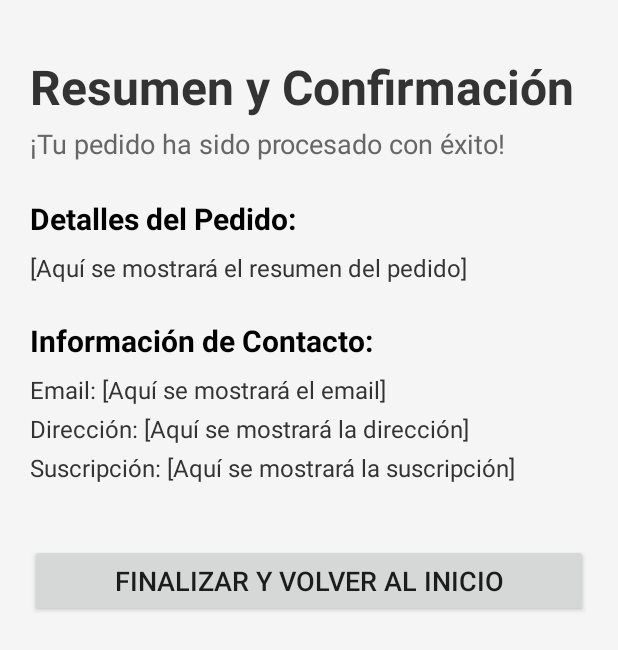
After one commit to MiguelPastor2612/PDM_TAREAS, an Android app built with Jetpack Compose: the layout activity_summary.xml on its own in the app's theme, with its tools: preview values and no code run, on a phone screen of 412 x 824 dp. The commit adds this screen. Shown: the top 650 px of the screen. Run offline under Robolectric (Android 15) with nearby library versions, the phone set to English and light mode, and no system bars.

Commit message:
Tarea 2 PDM - Formularios completos con diseño mejorado

```diff
--- a/Tarea2PDM/app/src/main/AndroidManifest.xml
+++ b/Tarea2PDM/app/src/main/AndroidManifest.xml
@@ -22,6 +22,9 @@
                 <category android:name="android.intent.category.LAUNCHER" />
             </intent-filter>
         </activity>
+
+        <activity android:name=".SecondaryActivity" />
+        <activity android:name=".SummaryActivity" />
     </application>
 
 </manifest>
--- /dev/null
+++ b/Tarea2PDM/app/src/main/res/layout/activity_summary.xml
@@ -0,0 +1,132 @@
+<?xml version="1.0" encoding="utf-8"?>
+<ScrollView xmlns:android="http://schemas.android.com/apk/res/android"
+    xmlns:app="http://schemas.android.com/apk/res-auto"
+    xmlns:tools="http://schemas.android.com/tools"
+    android:layout_width="match_parent"
+    android:layout_height="match_parent"
+    android:background="#F5F5F5"
+    tools:context=".SummaryActivity">
+
+    <androidx.constraintlayout.widget.ConstraintLayout
+        android:layout_width="match_parent"
+        android:layout_height="wrap_content"
+        android:padding="20dp">
+
+        <!-- Título Principal -->
+        <TextView
+            android:id="@+id/title_summary"
+            android:layout_width="0dp"
+            android:layout_height="wrap_content"
+            android:text="Resumen y Confirmación"
+            android:textSize="32sp"
+            android:textStyle="bold"
+            android:textColor="#333333"
+            android:layout_marginTop="16dp"
+            app:layout_constraintTop_toTopOf="parent"
+            app:layout_constraintStart_toStartOf="parent"
+            app:layout_constraintEnd_toEndOf="parent" />
+
+        <TextView
+            android:id="@+id/subtitle_summary"
+            android:layout_width="0dp"
+            android:layout_height="wrap_content"
+            android:text="¡Tu pedido ha sido procesado con éxito!"
+            android:textSize="18sp"
+            android:textColor="#666666"
+            android:layout_marginTop="4dp"
+            android:layout_marginBottom="24dp"
+            app:layout_constraintTop_toBottomOf="@id/title_summary"
+            app:layout_constraintStart_toStartOf="parent"
+            app:layout_constraintEnd_toEndOf="parent" />
+
+        <!-- Sección de Pedido -->
+        <TextView
+            android:id="@+id/label_pedido"
+            android:layout_width="0dp"
+            android:layout_height="wrap_content"
+            android:text="Detalles del Pedido:"
+            android:textSize="20sp"
+            android:textStyle="bold"
+            android:textColor="#000000"
+            android:layout_marginTop="24dp"
+            app:layout_constraintTop_toBottomOf="@id/subtitle_summary"
+            app:layout_constraintStart_toStartOf="parent"
+            app:layout_constraintEnd_toEndOf="parent" />
+
+        <TextView
+            android:id="@+id/textViewResumenPedido"
+            android:layout_width="0dp"
+            android:layout_height="wrap_content"
+            android:textSize="16sp"
+            android:textColor="#333333"
+            android:layout_marginTop="8dp"
+            android:text="[Aquí se mostrará el resumen del pedido]"
+            app:layout_constraintTop_toBottomOf="@id/label_pedido"
+            app:layout_constraintStart_toStartOf="parent"
+            app:layout_constraintEnd_toEndOf="parent" />
+
+        <!-- Sección de Contacto -->
+        <TextView
+            android:id="@+id/label_contacto"
+            android:layout_width="0dp"
+            android:layout_height="wrap_content"
+            android:text="Información de Contacto:"
+            android:textSize="20sp"
+            android:textStyle="bold"
+            android:textColor="#000000"
+            android:layout_marginTop="24dp"
+            app:layout_constraintTop_toBottomOf="@id/textViewResumenPedido"
+            app:layout_constraintStart_toStartOf="parent"
+            app:layout_constraintEnd_toEndOf="parent" />
+
+        <TextView
+            android:id="@+id/textViewEmail"
+            android:layout_width="0dp"
+            android:layout_height="wrap_content"
+            android:textSize="16sp"
+            android:textColor="#333333"
+            android:layout_marginTop="8dp"
+            android:text="Email: [Aquí se mostrará el email]"
+            app:layout_constraintTop_toBottomOf="@id/label_contacto"
+            app:layout_constraintStart_toStartOf="parent"
+            app:layout_constraintEnd_toEndOf="parent" />
+
+        <TextView
+            android:id="@+id/textViewDireccion"
+            android:layout_width="0dp"
+            android:layout_height="wrap_content"
+            android:textSize="16sp"
+            android:textColor="#333333"
+            android:layout_marginTop="4dp"
+            android:text="Dirección: [Aquí se mostrará la dirección]"
+            app:layout_constraintTop_toBottomOf="@id/textViewEmail"
+            app:layout_constraintStart_toStartOf="parent"
+            app:layout_constraintEnd_toEndOf="parent" />
+
+        <TextView
+            android:id="@+id/textViewNewsletter"
+            android:layout_width="0dp"
+            android:layout_height="wrap_content"
+            android:textSize="16sp"
+            android:textColor="#333333"
+            android:layout_marginTop="4dp"
+            android:text="Suscripción: [Aquí se mostrará la suscripción]"
+            app:layout_constraintTop_toBottomOf="@id/textViewDireccion"
+            app:layout_constraintStart_toStartOf="parent"
+            app:layout_constraintEnd_toEndOf="parent" />
+
+        <!-- Botón de Finalizar -->
+        <Button
+            android:id="@+id/buttonFinalizar"
+            android:layout_width="0dp"
+            android:layout_height="wrap_content"
+            android:text="Finalizar y Volver al Inicio"
+            android:textSize="18sp"
+            android:paddingVertical="12dp"
+            android:layout_marginTop="40dp"
+            app:layout_constraintTop_toBottomOf="@id/textViewNewsletter"
+            app:layout_constraintStart_toStartOf="parent"
+            app:layout_constraintEnd_toEndOf="parent" />
+
+    </androidx.constraintlayout.widget.ConstraintLayout>
+</ScrollView>
```
Also changed, not shown: Tarea2PDM/app/src/main/java/com/example/tarea2pdm/MainActivity.java (+53 -29 lines), Tarea2PDM/app/src/main/java/com/example/tarea2pdm/SecondaryActivity.java (added, +74 -0 lines), Tarea2PDM/app/src/main/java/com/example/tarea2pdm/SummaryActivity.java (added, +66 -0 lines).
